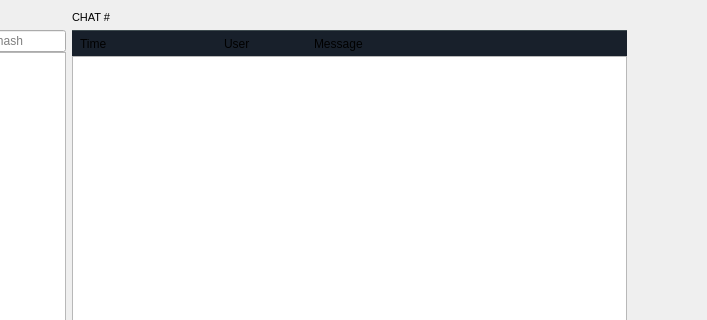
Old version of the form BlockSettleUILib/ChatWidget.ui in the repository BlockSettle/terminal; both pictures show x 121 to 828 and y 0 to 320 of the 1006 by 666 pixel window.
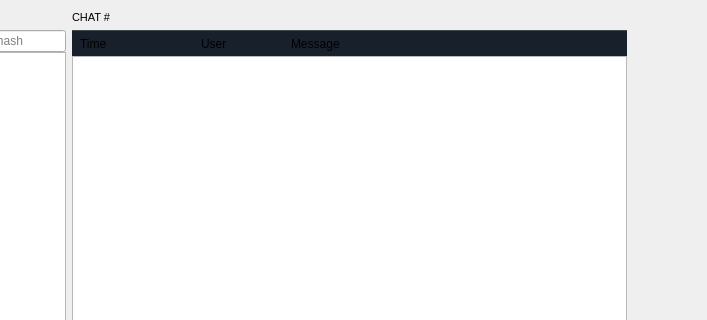
New version of the form. The open tabs and pages were chosen to show the change. Custom widgets are drawn as their Qt base class.

Commit message:
Fixed spacing for user status icon in OTC Chat (#881)
* Fixed spacing for user status icon in OTC Chat

* Code refactoring

Moved hardcoded columns sizes from C++ code to UI file.

* Code fixes

Moved hardcoded Time column size for Linux and macOS from C++ code to UI file.

What changed in the file:
```diff
--- a/BlockSettleUILib/ChatWidget.ui
+++ b/BlockSettleUILib/ChatWidget.ui
@@ -398,6 +398,12 @@
                       </sizepolicy>
                      </property>
                      <property name="minimumSize">
+                      <size>
+                       <width>101</width>
+                       <height>0</height>
+                      </size>
+                     </property>
+                     <property name="minimumSizeLinux" stdset="0">
                       <size>
                        <width>110</width>
                        <height>0</height>
@@ -418,7 +424,7 @@
                      </property>
                      <property name="minimumSize">
                       <size>
-                       <width>34</width>
+                       <width>20</width>
                        <height>0</height>
                       </size>
                      </property>
@@ -451,6 +457,12 @@
                      <property name="text">
                       <string>Message</string>
                      </property>
+                     <property name="minimumSize">
+                      <size>
+                       <width>50</width>
+                       <height>0</height>
+                      </size>
+                     </property>
                     </widget>
                    </item>
                   </layout>
```
Left out of the diff: 8 changed lines with no effect on the pictures. The commit also changes 3 other files.
